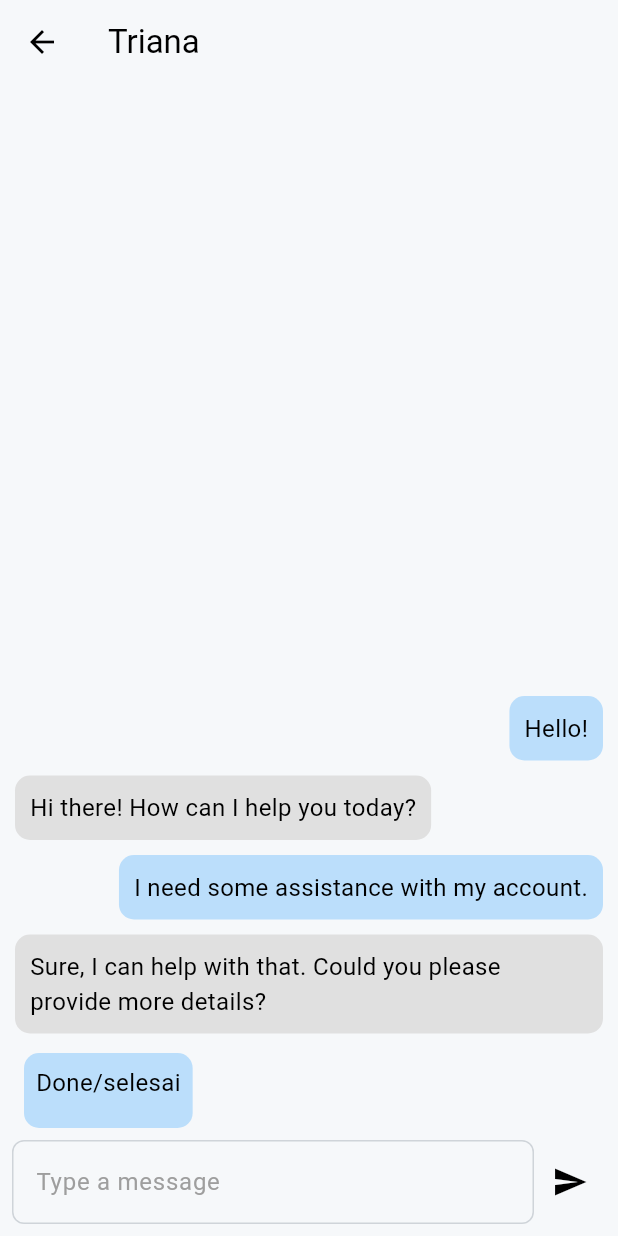
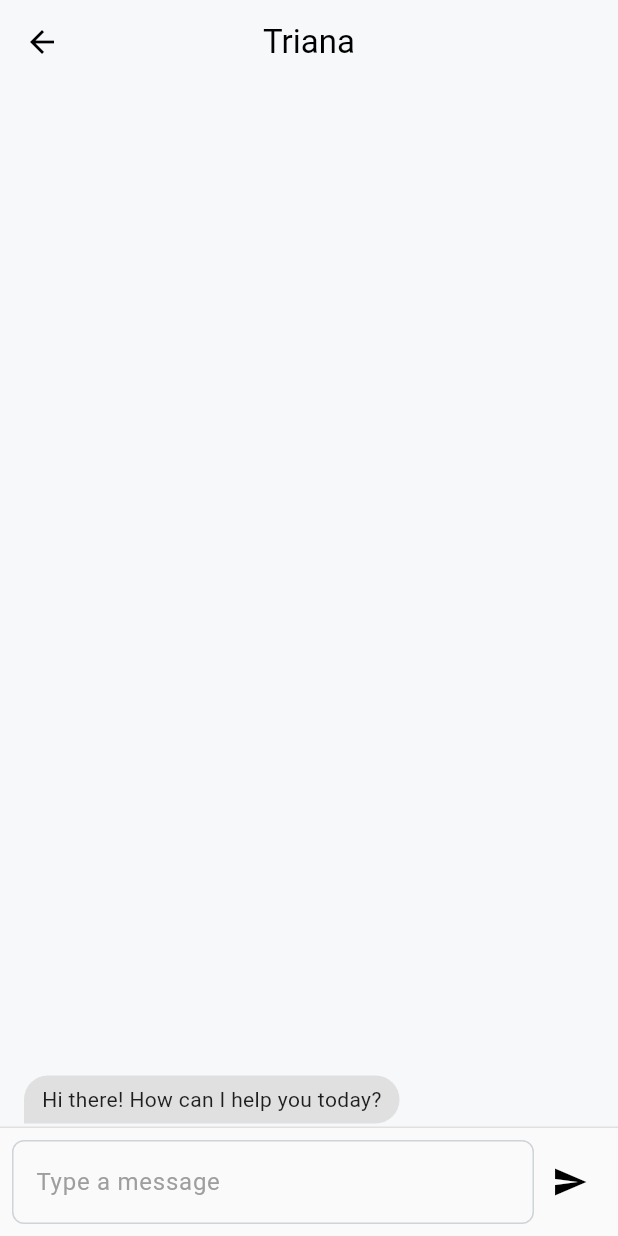
Before and after one commit to TrianaAI/triana-web, a Flutter app: the ChatView screen opened directly with empty values, on a phone screen of 412 x 824 dp. Run offline on Flutter 3.47's test engine with Material 3 defaults, Android fonts, the light colour scheme and no system bars; our stand-ins replace bloc, chat_bubbles, dio, equatable, flutter_bloc, flutter_modular and 3 more; missing offline and left inert: dart:js_interop, serial, web_blue.

Commit message:
[UPDATE] chat & config

```diff
--- a/lib/features/front_counter/cubit/bluetooth/bluetooth_cubit.dart
+++ b/lib/features/front_counter/cubit/bluetooth/bluetooth_cubit.dart
@@ -1,6 +1,6 @@
 import 'package:bloc/bloc.dart';
 import 'package:equatable/equatable.dart';
-import 'package:triana_web/services/bluetooth.dart';
+import 'package:triana_web/services/services.dart';
 
 part 'bluetooth_state.dart';
 
--- a/lib/features/front_counter/cubit/chat/chat_cubit.dart
+++ b/lib/features/front_counter/cubit/chat/chat_cubit.dart
@@ -7,14 +7,7 @@ class ChatCubit extends Cubit<ChatState> {
   ChatCubit() : super(ChatInitial());
 
   final List<Map<String, String>> _messages = [
-    {'sender': 'User', 'message': 'Hello!'},
     {'sender': 'Bot', 'message': 'Hi there! How can I help you today?'},
-    {'sender': 'User', 'message': 'I need some assistance with my account.'},
-    {
-      'sender': 'Bot',
-      'message':
-          'Sure, I can help with that. Could you please provide more details?',
-    },
   ];
 
   List<Map<String, String>> get messages => List.unmodifiable(_messages);
@@ -35,10 +28,12 @@ class ChatCubit extends Cubit<ChatState> {
 
   void sendMessage(String message) {
     if (message.isNotEmpty) {
-      emit(ChatLoading());
       // Simulate a delay for loading state
+      _messages.add({'sender': 'User', 'message': message});
+      emit(ChatUpdated(List.unmodifiable(_messages)));
       Future.delayed(const Duration(seconds: 1), () {
-        _messages.add({'sender': 'User', 'message': message});
+        emit(ChatLoading(List.unmodifiable(_messages)));
+        // TODO: Get a response from the bot
         emit(ChatUpdated(List.unmodifiable(_messages)));
       });
     }
--- a/lib/features/front_counter/cubit/chat/chat_state.dart
+++ b/lib/features/front_counter/cubit/chat/chat_state.dart
@@ -9,7 +9,13 @@ sealed class ChatState extends Equatable {
 
 final class ChatInitial extends ChatState {}
 
-final class ChatLoading extends ChatState {}
+final class ChatLoading extends ChatState {
+  final List<Map<String, String>> previousMessages;
+  const ChatLoading(this.previousMessages);
+
+  @override
+  List<Object> get props => [previousMessages];
+}
 
 final class ChatUpdated extends ChatState {
   final List<Map<String, String>> messages;
--- a/lib/features/front_counter/views/chat.dart
+++ b/lib/features/front_counter/views/chat.dart
@@ -1,3 +1,4 @@
+import 'package:chat_bubbles/chat_bubbles.dart';
 import 'package:flutter/material.dart';
 import 'package:flutter_bloc/flutter_bloc.dart';
 import 'package:triana_web/features/front_counter/cubit/chat/chat_cubit.dart';
@@ -16,16 +17,13 @@ class _ChatViewState extends State<ChatView> {
   @override
   void initState() {
     super.initState();
-    print(widget.session);
     context.read<ChatCubit>().initializeChat();
-    // if (widget.identityForm != null) {
-    // }
   }
 
   @override
   Widget build(BuildContext context) {
     return Scaffold(
-      appBar: AppBar(title: const Text('Triana')),
+      appBar: AppBar(title: const Text('Triana'), centerTitle: true),
       body: Column(
         children: [
           Expanded(
@@ -39,59 +37,107 @@ class _ChatViewState extends State<ChatView> {
                       final message =
                           state.messages[state.messages.length - 1 - index];
                       final isUser = message['sender'] == 'User';
-                      return Align(
-                        alignment:
-                            isUser
-                                ? Alignment.centerRight
-                                : Alignment.centerLeft,
-                        child: Container(
-                          margin: const EdgeInsets.symmetric(
-                            vertical: 5,
-                            horizontal: 10,
-                          ),
-                          padding: const EdgeInsets.all(10),
-                          decoration: BoxDecoration(
-                            color: isUser ? Colors.blue[100] : Colors.grey[300],
-                            borderRadius: BorderRadius.circular(10),
-                          ),
-                          child: Text(
-                            message['message']!,
-                            style: const TextStyle(fontSize: 16),
-                          ),
+                      return BubbleSpecialOne(
+                        text: message['message']!,
+                        isSender: isUser,
+                        color: isUser ? Colors.blue : Colors.grey.shade300,
+                        textStyle: TextStyle(
+                          color: isUser ? Colors.white : Colors.black87,
                         ),
                       );
                     },
+                  );
+                }
+                if (state is ChatLoading) {
+                  return Column(
+                    children: [
+                      Expanded(
+                        child: ListView.builder(
+                          reverse: true,
+                          itemCount: state.previousMessages.length,
+                          itemBuilder: (context, index) {
+                            final message = state.previousMessages[index];
+                            final isUser = message['sender'] == 'User';
+                            return BubbleSpecialOne(
+                              text: message['message']!,
+                              isSender: isUser,
+                              color:
+                                  isUser ? Colors.blue : Colors.grey.shade300,
+                              textStyle: TextStyle(
+                                color: isUser ? Colors.white : Colors.black87,
+                                fontSize: 26,
+                              ),
+                            );
+                          },
+                        ),
+                      ),
+                      Align(
+                        alignment: Alignment.centerLeft,
+                        child: Row(
+                          children: [
+                            const SizedBox(width: 10),
+                            const CircularProgressIndicator(strokeWidth: 2),
+                            const SizedBox(width: 10),
+                            Text(
+                              'Typing...',
+                              style: TextStyle(color: Colors.grey.shade600),
+                            ),
+                          ],
+                        ),
+                      ),
+                    ],
                   );
                 }
                 return const Center(child: CircularProgressIndicator());
               },
             ),
           ),
-          Padding(
-            padding: const EdgeInsets.all(8.0),
+          Container(
+            padding: const EdgeInsets.all(8),
+            decoration: BoxDecoration(
+              color: Colors.grey.shade50,
+              border: Border(
+                top: BorderSide(color: Colors.grey.shade300, width: 1),
+              ),
+            ),
             child: Column(
               children: [
-                Container(
-                  height: 50,
-                  margin: const EdgeInsets.only(bottom: 8),
-                  padding: const EdgeInsets.symmetric(horizontal: 8),
+                BlocBuilder<ChatCubit, ChatState>(
+                  builder: (context, state) {
+                    if (state is ChatUpdated && state.messages.length >= 4) {
+                      return Container(
+                        height: 40,
+                        margin: const EdgeInsets.only(bottom: 8, top: 8),
+                        padding: const EdgeInsets.all(2),
                         child: ListView(
                           scrollDirection: Axis.horizontal,
                           children: [
-                      Container(
+                            GestureDetector(
+                              onTap: () {
+                                context.read<ChatCubit>().sendMessage("Done");
+                                _messageController.clear();
+                              },
+                              child: Container(
                                 margin: const EdgeInsets.only(right: 8),
                                 padding: const EdgeInsets.all(8),
                                 decoration: BoxDecoration(
                                   color: Colors.blue[100],
                                   borderRadius: BorderRadius.circular(10),
                                 ),
+                                child: Center(
                                   child: Text(
                                     "Done/selesai",
                                     style: const TextStyle(fontSize: 16),
                                   ),
                                 ),
+                              ),
+                            ),
                           ],
                         ),
+                      );
+                    }
+                    return const SizedBox.shrink();
+                  },
                 ),
                 Row(
                   children: [
--- a/lib/features/front_counter/views/config_blue.dart
+++ b/lib/features/front_counter/views/config_blue.dart
@@ -79,6 +79,11 @@ class _ConfigBlueViewState extends State<ConfigBlueView> {
                       hintText: 'Type a message...',
                       border: InputBorder.none,
                     ),
+                    onSubmitted: (value) {
+                      final cubit = context.read<BluetoothCubit>();
+                      cubit.sendMessage(value);
+                      _controller.clear();
+                    },
                   ),
                 ),
                 IconButton(
--- a/lib/main.dart
+++ b/lib/main.dart
@@ -5,9 +5,7 @@ import 'package:triana_web/features/front_counter/cubit/bluetooth/bluetooth_cubi
 import 'package:triana_web/features/front_counter/cubit/chat/chat_cubit.dart';
 import 'package:triana_web/features/front_counter/cubit/identity_form/identity_form_cubit.dart';
 import 'package:triana_web/features/front_counter/cubit/queue/queue_cubit.dart';
-import 'package:triana_web/features/front_counter/cubit/serial_cubit/serial_cubit.dart';
 import 'package:triana_web/routes/routes.dart';
-import 'package:triana_web/services/bluetooth.dart';
 import 'package:triana_web/services/services.dart';
 
 void main() async {
--- a/lib/services/bluetooth.dart
+++ b/lib/services/bluetooth.dart
@@ -1,5 +1,4 @@
-import 'dart:typed_data';
-import 'package:web_blue/web_blue.dart';
+part of 'services.dart';
 
 const serviceUuid = '12345678-1234-1234-1234-123456789abc';
 const characteristicUuid = '87654321-4321-4321-4321-cba987654321';
--- a/lib/services/services.dart
+++ b/lib/services/services.dart
@@ -3,5 +3,7 @@ import 'dart:typed_data';
 import 'dart:js_interop';
 import 'package:serial/serial.dart';
 import 'package:web/web.dart' as web;
+import 'package:web_blue/web_blue.dart';
 
 part 'serial.dart';
+part 'bluetooth.dart';
```
Also changed, not shown: lib/features/front_counter/views/config.dart (added). Lines whose indentation alone changed are shown as unchanged.
